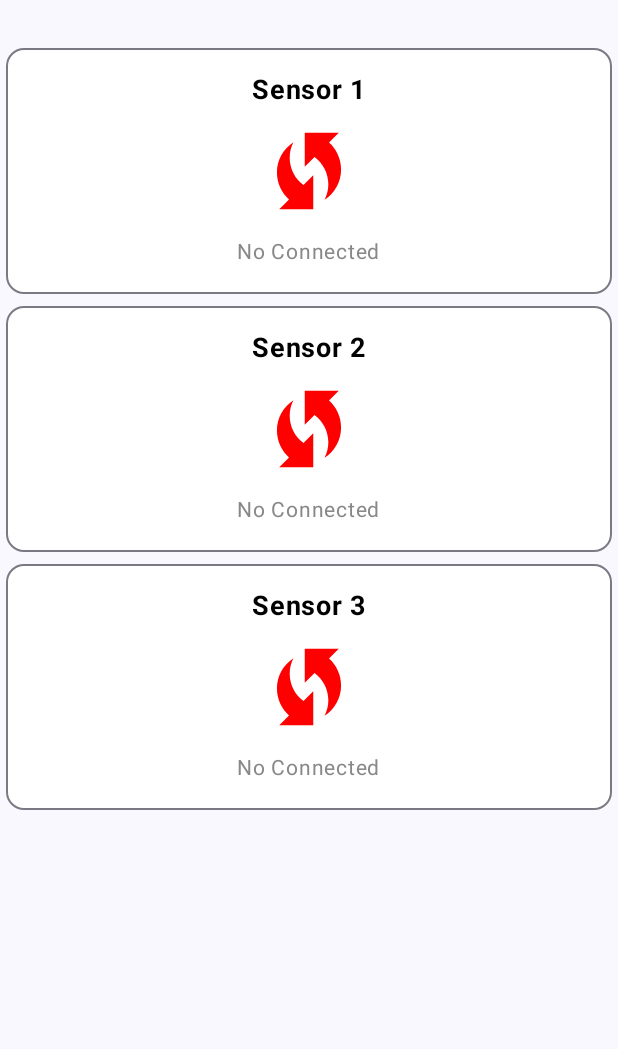
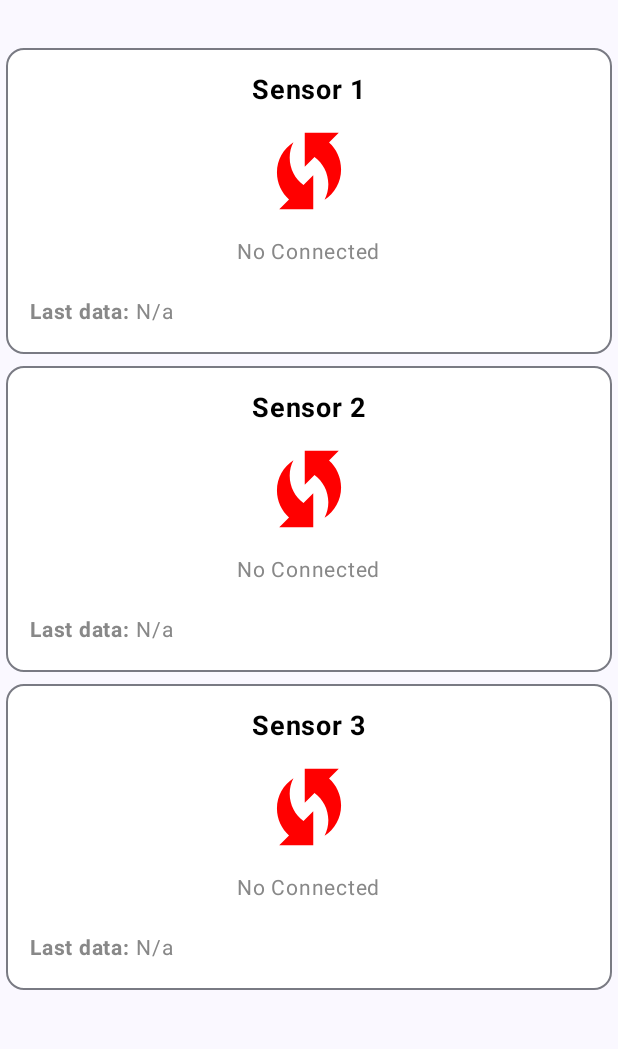
Before and after one commit to AhmadFikriHusaini/LongJump, an Android app built with Jetpack Compose: the screen it shows after launch (MainActivity), on a phone screen of 412 x 824 dp, the part 78-1127 px from its top. Run offline under Robolectric (Android 15) with nearby library versions, the phone set to English and light mode, and no system bars; libraries missing offline, so code that uses them is left out: org.eclipse.paho; 1 statement that could not run was skipped.

```diff
--- a/app/src/main/java/com/example/longjump/MainActivity.kt
+++ b/app/src/main/java/com/example/longjump/MainActivity.kt
@@ -22,7 +22,7 @@ class MainActivity : ComponentActivity() {
                 // A surface container using the 'background' color from the theme
                 Surface(
                     modifier = Modifier.fillMaxSize(),
-                    color = Color.White
+                    color = MaterialTheme.colorScheme.background
                 ) {
                     App()
                 }
--- a/app/src/main/java/com/example/longjump/MainViewModel.kt
+++ b/app/src/main/java/com/example/longjump/MainViewModel.kt
@@ -11,6 +11,10 @@ class MainViewModel: ViewModel(){
     val sensor2 = mutableStateOf("No Connected")
     val sensor3 = mutableStateOf("No Connected")
 
+    val log1 = mutableStateOf("N/a")
+    val log2 = mutableStateOf("N/a")
+    val log3 = mutableStateOf("N/a")
+
 
     fun addMessage(topic: String, message: String){
         when(topic){
@@ -19,5 +23,12 @@ class MainViewModel: ViewModel(){
             "iotapp/sensor3" -> sensor3.value = message
         }
     }
+    fun addLogMessage(topic: String){
+        when(topic){
+            "sensor1" -> log1.value = sensor1.value
+            "sensor2" -> log2.value = sensor1.value
+            "sensor3" -> log3.value = sensor1.value
+        }
+    }
 
 }
--- a/app/src/main/java/com/example/longjump/screens/MainScreen.kt
+++ b/app/src/main/java/com/example/longjump/screens/MainScreen.kt
@@ -30,6 +30,7 @@ import androidx.compose.ui.Modifier
 import androidx.compose.ui.graphics.Color
 import androidx.compose.ui.res.painterResource
 import androidx.compose.ui.text.font.FontWeight
+import androidx.compose.ui.text.style.TextAlign
 import androidx.compose.ui.tooling.preview.Preview
 import androidx.compose.ui.unit.dp
 import androidx.compose.ui.unit.sp
@@ -48,6 +49,15 @@ fun MainScreen(viewModel: MainViewModel){
     }
     val buttonIcon = remember {
         mutableIntStateOf(R.drawable.baseline_play_arrow_24)
+    }
+    if (viewModel.sensor1.value == "tripped") {
+        viewModel.addLogMessage("sensor1")
+    }
+    if (viewModel.sensor2.value == "tripped") {
+        viewModel.addLogMessage("sensor2")
+    }
+    if (viewModel.sensor3.value == "tripped") {
+        viewModel.addLogMessage("sensor3")
     }
     val mqtt = MqttManager(viewModel)
 
@@ -85,6 +95,9 @@ fun MainScreen(viewModel: MainViewModel){
                             mqtt.unsubscribe()
                             Log.d("MQTT MANAGER", "Disconnected")
                             startSensor = false
+                            viewModel.sensor1.value = "disconnected"
+                            viewModel.sensor2.value = "disconnected"
+                            viewModel.sensor3.value = "disconnected"
                             colorButton.value = Color.Green
                             buttonIcon.intValue = R.drawable.baseline_play_arrow_24
                         } catch (e: Exception){
@@ -103,27 +116,27 @@ fun MainScreen(viewModel: MainViewModel){
             .padding(it)
             .fillMaxWidth()) {
             item {
-                MQTTItemCard("Sensor 1", viewModel.sensor1.value)
-                MQTTItemCard("Sensor 2", viewModel.sensor2.value)
-                MQTTItemCard("Sensor 3", viewModel.sensor3.value)
+                MQTTItemCard("Sensor 1", viewModel.sensor1.value, viewModel.log1.value)
+                MQTTItemCard("Sensor 2", viewModel.sensor2.value, viewModel.log2.value)
+                MQTTItemCard("Sensor 3", viewModel.sensor3.value, viewModel.log3.value)
             }
         }
     }
 }
 
 @Composable
-fun MQTTItemCard(topic: String, message: String) {
+fun MQTTItemCard(topic: String, message: String, log: String) {
     val sensorIcon = remember {
         mutableIntStateOf(R.drawable.baseline_wifi_protected_setup_24)
     }
     val sensorColor = remember {
         mutableStateOf(Color.Red)
     }
-    if (message == "sensor1 true" || message == "sensor2 true" || message == "sensor3 true") {
+    if (message == "clear") {
         sensorIcon.intValue = R.drawable.baseline_check_24
         sensorColor.value = Color.Green
     }
-    if (message == "sensor1 false" || message == "sensor2 false" || message == "sensor3 false") {
+    if (message == "tripped") {
         sensorIcon.intValue = R.drawable.baseline_cancel_24
         sensorColor.value = Color.Red
     }
@@ -155,13 +168,31 @@ fun MQTTItemCard(topic: String, message: String) {
             Text(text = topic,
                 fontSize = 18.sp,
                 fontWeight = FontWeight.Bold,
-                color = Color.Black)
+                color = Color.Black
+            )
             Icon(painter = painterResource(id = sensorIcon.intValue),
                 contentDescription = null,
                 modifier = Modifier.padding(8.dp),
                 tint = sensorColor.value
             )
             Text(text = message,
+                fontSize = 14.sp,
+                fontWeight = FontWeight.Normal,
+                color = Color.Gray
+            )
+        }
+        Row(
+            modifier = Modifier
+                .padding(16.dp, 0.dp, 0.dp, 16.dp)
+                .fillMaxWidth(),
+            verticalAlignment = Alignment.CenterVertically
+        ) {
+            Text(text = "Last data: ",
+                fontSize = 14.sp,
+                fontWeight = FontWeight.Bold,
+                color = Color.Gray
+            )
+            Text(text = log,
                 fontSize = 14.sp,
                 fontWeight = FontWeight.Normal,
                 color = Color.Gray
--- a/app/src/main/java/com/example/longjump/ui/theme/Theme.kt
+++ b/app/src/main/java/com/example/longjump/ui/theme/Theme.kt
@@ -47,7 +47,7 @@ fun LongJumpTheme(
     val colorScheme = when {
         dynamicColor && Build.VERSION.SDK_INT >= Build.VERSION_CODES.S -> {
             val context = LocalContext.current
-            if (darkTheme) dynamicDarkColorScheme(context) else dynamicLightColorScheme(context)
+            if (darkTheme) dynamicLightColorScheme(context) else dynamicLightColorScheme(context)
         }
 
         darkTheme -> DarkColorScheme
--- a/app/src/main/java/com/example/longjump/utils/MqttManager.kt
+++ b/app/src/main/java/com/example/longjump/utils/MqttManager.kt
@@ -20,7 +20,7 @@ class MqttManager(val viewModel: MainViewModel) {
         connect()
     }
 
-    fun connect() {
+    private fun connect() {
         try {
             if (client == null) {
                 val serverUri = "tcp://test.mosquitto.org:1883"
```
